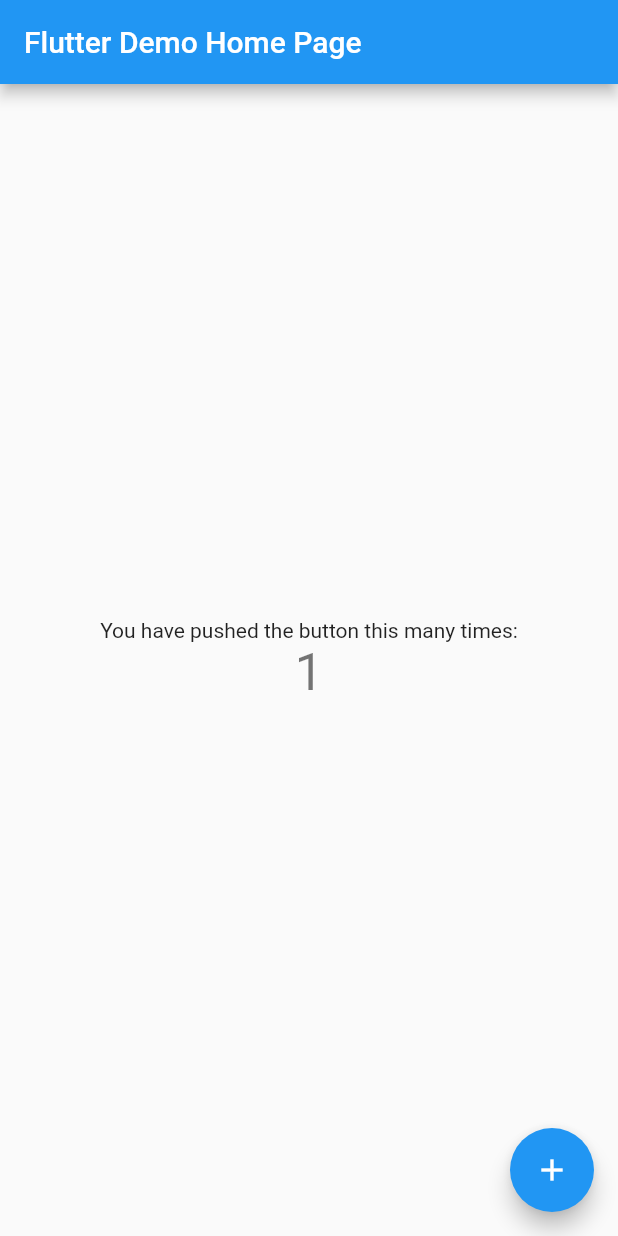
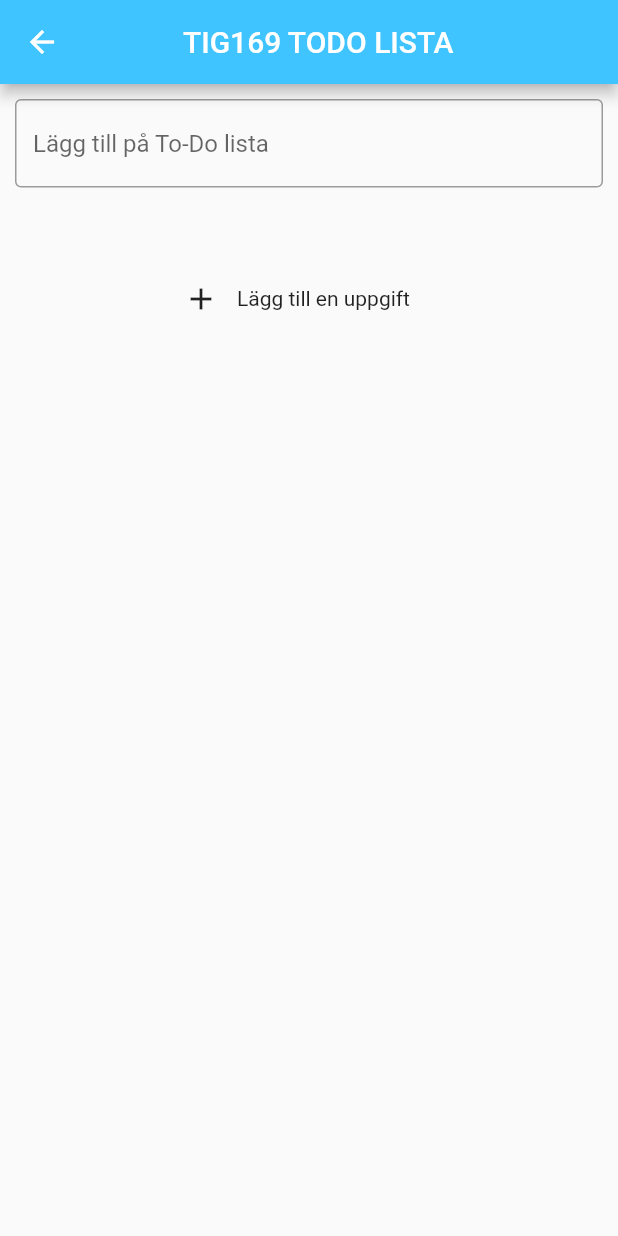
Before and after one commit to gu-tig169-ht21/Gustav-Udd, a Flutter app: the screen it shows after launch, after a tap on the "add" icon, on a phone screen of 412 x 824 dp. Run offline on Flutter 3.47's test engine with Material 2 defaults, Android fonts, the phone set to English and light mode, and no system bars.

Commit message:
Vecka 1 inlämning

```diff
--- a/lib/main.dart
+++ b/lib/main.dart
@@ -1,115 +1,96 @@
 import 'package:flutter/material.dart';
 
 void main() {
-  runApp(const MyApp());
+  runApp(MyApp());
 }
 
 class MyApp extends StatelessWidget {
-  const MyApp({Key? key}) : super(key: key);
-
-  // This widget is the root of your application.
   @override
   Widget build(BuildContext context) {
     return MaterialApp(
-      title: 'Flutter Demo',
-      theme: ThemeData(
-        // This is the theme of your application.
-        //
-        // Try running your application with "flutter run". You'll see the
-        // application has a blue toolbar. Then, without quitting the app, try
-        // changing the primarySwatch below to Colors.green and then invoke
-        // "hot reload" (press "r" in the console where you ran "flutter run",
-        // or simply save your changes to "hot reload" in a Flutter IDE).
-        // Notice that the counter didn't reset back to zero; the application
-        // is not restarted.
-        primarySwatch: Colors.blue,
-      ),
-      home: const MyHomePage(title: 'Flutter Demo Home Page'),
+      home: MainView(),
     );
   }
 }
 
-class MyHomePage extends StatefulWidget {
-  const MyHomePage({Key? key, required this.title}) : super(key: key);
-
-  // This widget is the home page of your application. It is stateful, meaning
-  // that it has a State object (defined below) that contains fields that affect
-  // how it looks.
-
-  // This class is the configuration for the state. It holds the values (in this
-  // case the title) provided by the parent (in this case the App widget) and
-  // used by the build method of the State. Fields in a Widget subclass are
-  // always marked "final".
-
-  final String title;
-
-  @override
-  State<MyHomePage> createState() => _MyHomePageState();
+class MainView extends StatelessWidget {
+  Widget build(BuildContext context) {
+    return Scaffold(
+      backgroundColor: Colors.white,
+      appBar: AppBar(
+        backgroundColor: Colors.lightBlueAccent,
+        title: Center(
+            child: Padding(
+          padding: const EdgeInsets.only(left: 1.0),
+          child: Text("TIG169 TODO LISTA"),
+        )),
+        actions: [],
+      ),
+      body: ListView(children: [
+        _ruta("Gå upp ur sängen"),
+        _ruta("Äta mat"),
+        _ruta("Gå och lägga sig"),
+      ]),
+      floatingActionButton: FloatingActionButton(
+        child: Icon(Icons.add),
+        backgroundColor: Colors.lightBlueAccent,
+        onPressed: () {
+          Navigator.push(
+              context, MaterialPageRoute(builder: (context) => SecondView()));
+        },
+      ),
+    );
+  }
 }
 
-class _MyHomePageState extends State<MyHomePage> {
-  int _counter = 0;
-
-  void _incrementCounter() {
-    setState(() {
-      // This call to setState tells the Flutter framework that something has
-      // changed in this State, which causes it to rerun the build method below
-      // so that the display can reflect the updated values. If we changed
-      // _counter without calling setState(), then the build method would not be
-      // called again, and so nothing would appear to happen.
-      _counter++;
-    });
-  }
-
+class SecondView extends StatelessWidget {
   @override
   Widget build(BuildContext context) {
-    // This method is rerun every time setState is called, for instance as done
-    // by the _incrementCounter method above.
-    //
-    // The Flutter framework has been optimized to make rerunning build methods
-    // fast, so that you can just rebuild anything that needs updating rather
-    // than having to individually change instances of widgets.
     return Scaffold(
       appBar: AppBar(
-        // Here we take the value from the MyHomePage object that was created by
-        // the App.build method, and use it to set our appbar title.
-        title: Text(widget.title),
-      ),
-      body: Center(
-        // Center is a layout widget. It takes a single child and positions it
-        // in the middle of the parent.
+          backgroundColor: Colors.lightBlueAccent,
+          title: Padding(
+            padding: const EdgeInsets.only(left: 50.0),
+            child: Text("TIG169 TODO LISTA"),
+          )),
+      body: Padding(
+        padding: const EdgeInsets.all(10.0),
         child: Column(
-          // Column is also a layout widget. It takes a list of children and
-          // arranges them vertically. By default, it sizes itself to fit its
-          // children horizontally, and tries to be as tall as its parent.
-          //
-          // Invoke "debug painting" (press "p" in the console, choose the
-          // "Toggle Debug Paint" action from the Flutter Inspector in Android
-          // Studio, or the "Toggle Debug Paint" command in Visual Studio Code)
-          // to see the wireframe for each widget.
-          //
-          // Column has various properties to control how it sizes itself and
-          // how it positions its children. Here we use mainAxisAlignment to
-          // center the children vertically; the main axis here is the vertical
-          // axis because Columns are vertical (the cross axis would be
-          // horizontal).
-          mainAxisAlignment: MainAxisAlignment.center,
-          children: <Widget>[
-            const Text(
-              'You have pushed the button this many times:',
-            ),
-            Text(
-              '$_counter',
-              style: Theme.of(context).textTheme.headline4,
+          children: [
+            _textField(),
+            Padding(
+              padding: EdgeInsets.only(left: 100.0, top: 50),
+              child: Row(children: [
+                _plusIcon(),
+                _textBox(),
+              ]),
             ),
           ],
         ),
       ),
-      floatingActionButton: FloatingActionButton(
-        onPressed: _incrementCounter,
-        tooltip: 'Increment',
-        child: const Icon(Icons.add),
-      ), // This trailing comma makes auto-formatting nicer for build methods.
     );
   }
 }
+
+Widget _textBox() {
+  return Text("Lägg till en uppgift");
+}
+
+Widget _plusIcon() {
+  return IconButton(
+    icon: Icon(Icons.add),
+    onPressed: () {},
+  );
+}
+
+Widget _textField() {
+  return TextField(
+      decoration: InputDecoration(
+          hintText: "Lägg till på To-Do lista",
+          border: const OutlineInputBorder()));
+}
+
+Widget _ruta(String toDo) {
+  return CheckboxListTile(
+      title: Text(toDo), value: false, onChanged: (value) {});
+}
```
